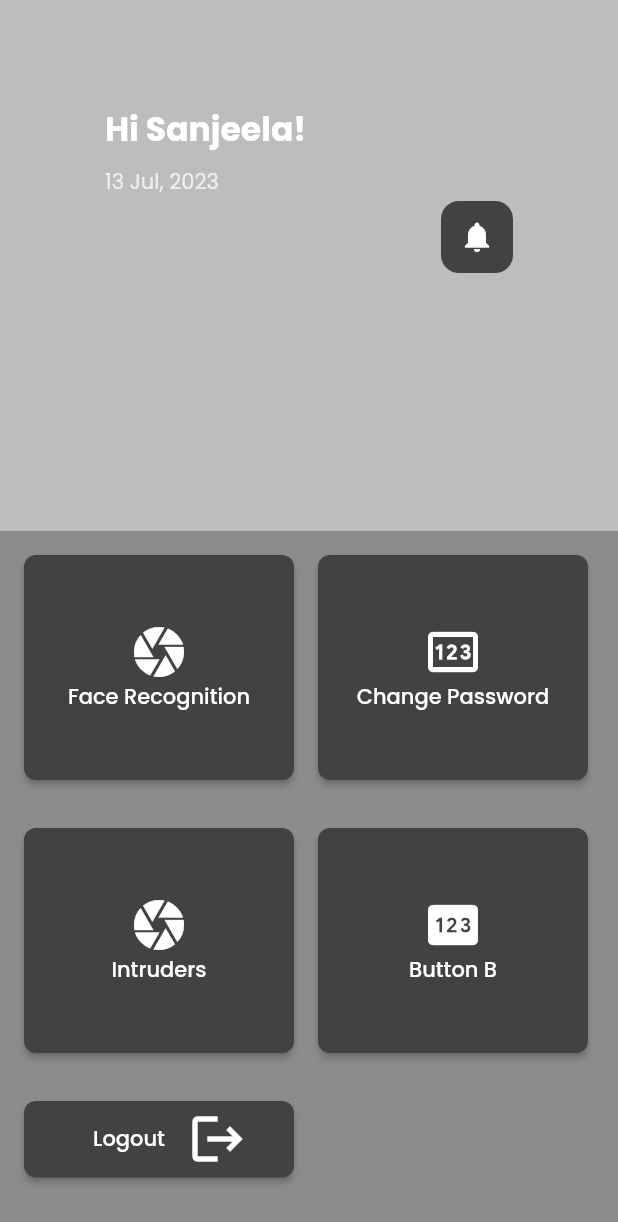
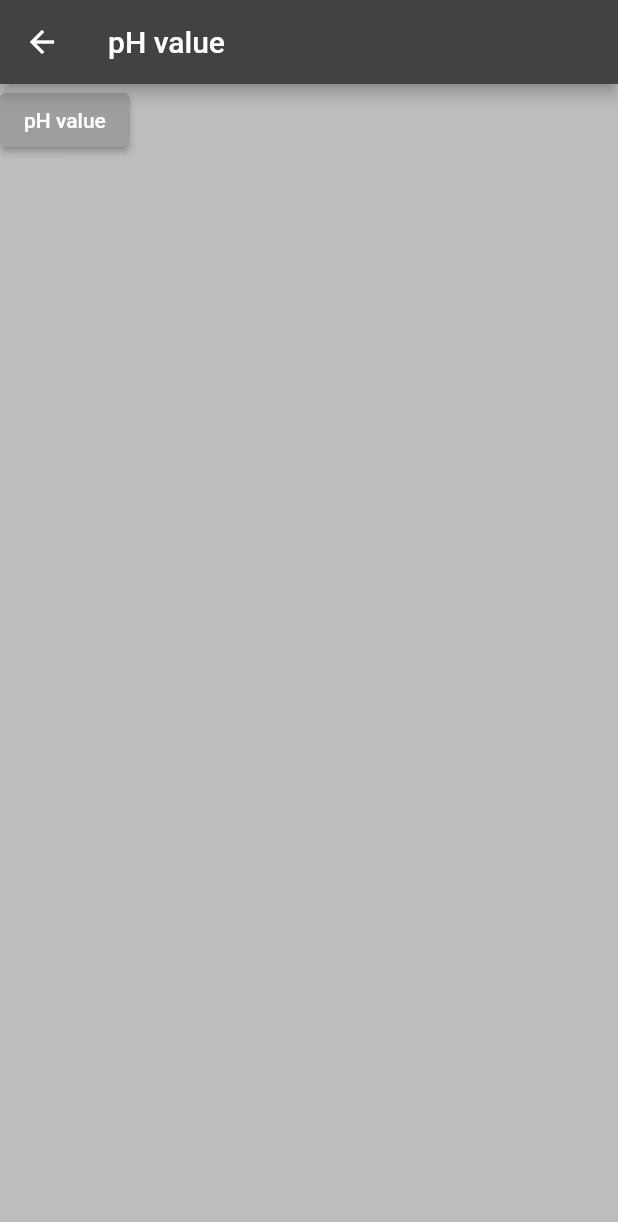
Before and after one commit to prasnaaryal/intruderdetection, a Flutter app: the screen it shows after launch, on a phone screen of 412 x 824 dp. Shown: the top 1222 px of the screen. Run offline on Flutter 3.47's test engine with Material 2 defaults, Android fonts, the light colour scheme and no system bars; drawn by our look-alikes of loader_overlay; our stand-ins replace cloud_firestore, firebase_auth, firebase_core, firebase_messaging, firebase_storage, flutter_local_notifications and 5 more; accounts and stored records are empty.

Commit message:
ph value page added

```diff
--- a/lib/Screens/dashboard.dart
+++ b/lib/Screens/dashboard.dart
@@ -4,6 +4,7 @@ import 'package:intruderdetection/Screens/UploadAndViewImages.dart';
 import 'package:intruderdetection/Screens/UploadAndViewImagesIntruders.dart';
 import 'package:intruderdetection/Screens/biometrics_login.dart';
 import 'package:intruderdetection/Screens/changepin.dart';
+import 'package:intruderdetection/Screens/ph_value.dart';
 
 class Dashboard extends StatefulWidget {
   const Dashboard({Key? key}) : super(key: key);
@@ -54,7 +55,7 @@ class _DashboardState extends State<Dashboard> {
           Align(
             alignment: Alignment.topLeft,
             child: Padding(
-              padding: const EdgeInsets.all(70.0),
+              padding: const EdgeInsets.all(40.0),
               child: Column(
                 crossAxisAlignment: CrossAxisAlignment.start,
                 children: [
@@ -112,7 +113,7 @@ class _DashboardState extends State<Dashboard> {
                     alignment: Alignment.topRight,
                     child: Padding(
                       padding: const EdgeInsets.symmetric(
-                          vertical: 2.0, horizontal: 0.0),
+                          vertical: 0.0, horizontal: 0.0),
                       child: Column(
                         crossAxisAlignment: CrossAxisAlignment.start,
                         children: [
@@ -260,8 +261,16 @@ class _DashboardState extends State<Dashboard> {
                                   ],
                                 ),
                               ),
+
                               ElevatedButton(
-                                onPressed: () {},
+                                onPressed: () {
+                                  Navigator.of(context).pushReplacement(
+                                      MaterialPageRoute(
+                                        builder: (context) =>
+                                            pHvalue(),
+                                      ),
+                                      );
+                                },
                                 style: ElevatedButton.styleFrom(
                                   primary: Colors.grey[800],
                                   shape: RoundedRectangleBorder(
@@ -277,9 +286,10 @@ class _DashboardState extends State<Dashboard> {
                                       color: Colors.white,
                                     ),
                                     Text(
-                                      'Button B',
+                                      'pH',
                                       style: TextStyle(color: Colors.white),
                                     ),
+
                                   ],
                                 ),
                               ),
--- a/lib/Screens/login.dart
+++ b/lib/Screens/login.dart
@@ -128,8 +128,8 @@ class _LoginScreenState extends State<LoginScreen> {
                         },
                         child: Icon(
                           _obscureTextPassword
-                              ? Icons.visibility
-                              : Icons.visibility_off,
+                              ? Icons.visibility_off
+                              : Icons.visibility,
                           size: 20.0,
                           color: Colors.black,
                         ),
--- /dev/null
+++ b/lib/Screens/ph_value.dart
@@ -0,0 +1,59 @@
+import 'package:flutter/material.dart';
+import 'package:intruderdetection/Screens/dashboard.dart';
+
+class pHvalue extends StatefulWidget {
+  const pHvalue({super.key});
+
+  @override
+  State<pHvalue> createState() => _pHvalueState();
+}
+
+class _pHvalueState extends State<pHvalue> {
+  @override
+  Widget build(BuildContext context) {
+    return MaterialApp(
+      title: "pH value",
+      home: Scaffold(
+        backgroundColor: Colors.black26,
+      appBar: AppBar(
+        backgroundColor: Colors.grey[800],
+        title: Text('pH value'),
+        leading: IconButton(
+    icon: Icon(Icons.arrow_back,color: Colors.white,),
+    onPressed: (){
+      Navigator.pop(context);
+      Navigator.push(
+          context,
+          MaterialPageRoute(
+              builder: (context) => Dashboard()));
+    },
+    ),
+      ),
+    body: Column(
+      children: [
+        ElevatedButton(
+    child: Text("pH value"),
+    style: ButtonStyle(
+      backgroundColor: MaterialStateProperty.all<Color>(Colors.grey),
+      // height:100,
+      // width:200,
+    ),
+
+
+    onPressed: (){
+      ScaffoldMessenger.of(context).showSnackBar(
+      SnackBar(content: Text("ph value is 7.0"),backgroundColor: Colors.white,),
+
+    );
+    },
+
+    ),
+
+      ]
+    ),
+
+
+      ),
+    );
+  }
+}
--- a/lib/main.dart
+++ b/lib/main.dart
@@ -9,6 +9,7 @@ import 'package:intruderdetection/Screens/changepin.dart';
 import 'package:intruderdetection/Screens/dashboard.dart';
 import 'package:intruderdetection/Screens/forgetpin.dart';
 import 'package:intruderdetection/Screens/login.dart';
+import 'package:intruderdetection/Screens/ph_value.dart';
 import 'package:intruderdetection/Services/notification_services.dart';
 import 'package:intruderdetection/repositories/intruderPhoto_repo.dart';
 import 'package:intruderdetection/viewmodel/auth_viewmodel.dart';
@@ -110,7 +111,7 @@ class MyApp extends StatelessWidget {
               )),
               textTheme: GoogleFonts.poppinsTextTheme(),
             ),
-            initialRoute: "/dashboard",
+            initialRoute: "/ph",
             routes: {
               "/login": (BuildContext context) => LoginScreen(),
               "/dashboard": (BuildContext context) => Dashboard(),
@@ -120,6 +121,7 @@ class MyApp extends StatelessWidget {
               "/forgetpin": (BuildContext context) => ForgotPassword(),
               "/register": (BuildContext context) => RegisterScreen(),
               "/changepassword": (BuildContext context) => Changepassword(),
+              "/ph":(BuildContext context) => pHvalue(),
             },
           );
         }),
```
Also changed, not shown: pubspec.lock.
